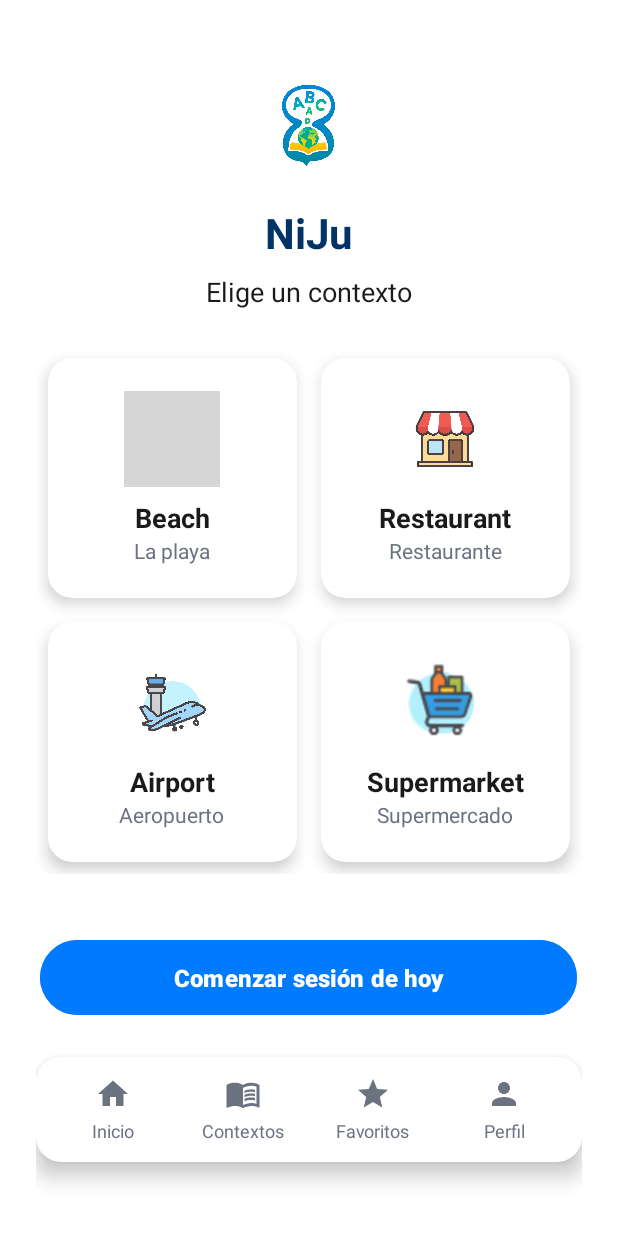
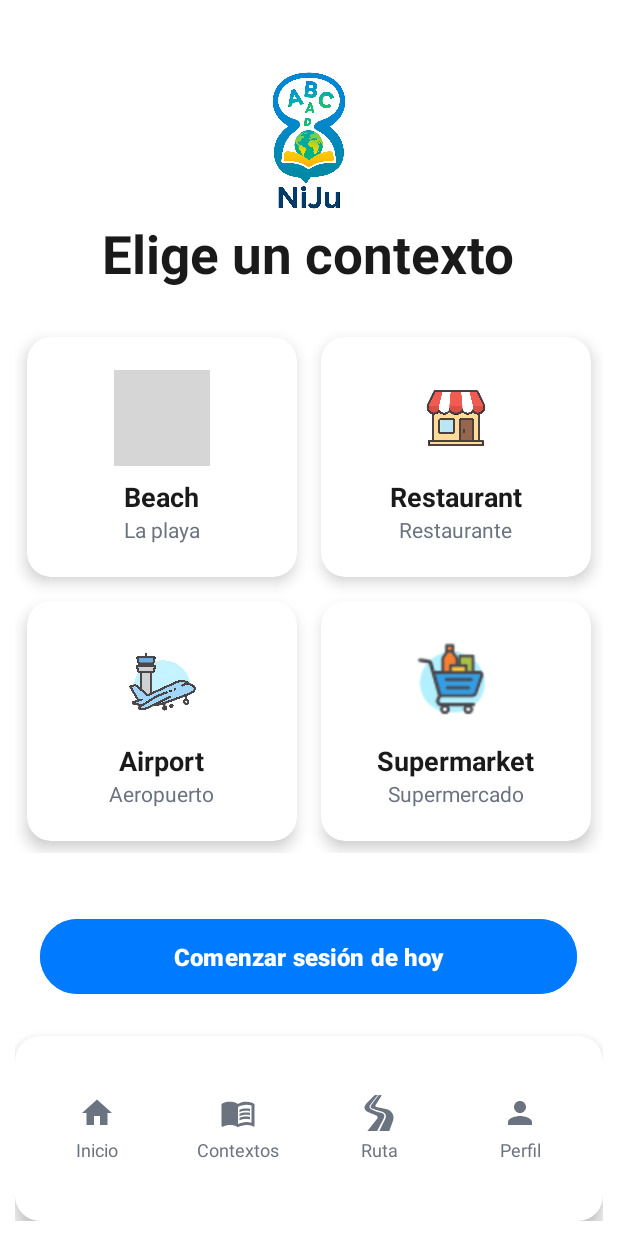
Before and after one commit to NicoCodeMaker/NiJu-Project, an Android app: the ContextsActivity screen opened directly, with no data from a screen before it, on a phone screen of 412 x 824 dp. Run offline under Robolectric (Android 15) with nearby library versions, the phone set to English and light mode, and no system bars; 7 statements that could not run were skipped; grey boxes are pictures that could not be loaded.

Commit message:
Modificaciones de activity_contexts.xml activity_home.xml activity_profile.xml ic_road.xml road_map

```diff
--- /dev/null
+++ b/app/src/main/res/drawable/ic_road.xml
@@ -0,0 +1,12 @@
+<vector xmlns:android="http://schemas.android.com/apk/res/android"
+    android:width="800dp"
+    android:height="800dp"
+    android:viewportWidth="512"
+    android:viewportHeight="512">
+  <path
+      android:pathData="M311.51,354.92l5.72,-11.03c1.82,-3.55 3.51,-7.03 5.1,-10.58c3.12,-7.08 5.67,-14.26 7.27,-21.36c3.27,-14.33 1.57,-27.48 -7.15,-37.21c-8.71,-9.93 -23.1,-16.59 -37.97,-21.24c-31.65,-9.11 -64.02,-19.25 -95.34,-31.14c-7.86,-2.98 -15.69,-6.09 -23.48,-9.39c-7.68,-3.23 -16,-7 -23.61,-12.1c-7.53,-5.09 -15.42,-11.87 -19.5,-22.26c-2.02,-5.11 -2.55,-10.89 -1.87,-16.15c0.69,-5.27 2.4,-10.06 4.53,-14.33c4.43,-8.75 9.86,-15.06 14.75,-21.83l15.23,-19.87l30.79,-39.32l52.42,-65.95L198.45,0c0,0 -91.03,83.71 -131.66,136.54c-35.32,45.91 -16.03,86.48 47.87,113.77c53.93,23.04 104.41,40.88 104.41,40.88c8.7,4.5 14.88,12.4 16.94,21.61c2.06,9.22 -0.22,18.81 -6.24,26.3L90.72,512h138.73l59.01,-112.87L311.51,354.92z"
+      android:fillColor="#6B7280"/>
+  <path
+      android:pathData="M444.97,261.02c-19.36,-32.39 -52.51,-55.24 -90.92,-62.67l-136.05,-28.68c-5.67,-1.09 -10.44,-4.69 -12.85,-9.69c-2.41,-4.99 -2.15,-10.79 0.68,-15.58l90.44,-141.6l-44.05,-1.26l-55.69,73.67l-29.75,39.96l-14.63,20.08c-4.71,6.76 -9.9,13.44 -12.76,19.68c-3.05,6.46 -3.81,12.62 -1.61,17.73c2.12,5.24 7.3,10.11 13.55,14.02c6.33,4.01 13.29,7.02 21,10.04c7.59,3 15.29,5.84 23.04,8.57c31.16,10.95 62.54,19.96 95,28.46c16.65,4.96 34.26,11.6 48.3,26.4c6.84,7.41 11.95,17.14 13.89,27.22c2,10.08 1.34,20.01 -0.41,29.19c-1.84,9.17 -4.71,17.79 -8.09,26c-1.71,4.08 -3.55,8.13 -5.43,12.02l-5.49,11.24l-21.98,44.8L261.28,512h140.63l53.19,-144.65C468.03,332.18 464.34,293.42 444.97,261.02z"
+      android:fillColor="#6B7280"/>
+</vector>
--- a/app/src/main/res/layout/activity_contexts.xml
+++ b/app/src/main/res/layout/activity_contexts.xml
@@ -7,40 +7,40 @@
     android:orientation="vertical"
     android:gravity="center_horizontal"
     android:background="#FFFFFF"
-    android:padding="24dp"
+    android:padding="10dp"
     tools:context=".ui.ContextsActivity">
 
     <!-- Logo superior -->
 
-    <ImageView
-        android:id="@+id/logoNiJu"
-        android:layout_width="83dp"
-        android:layout_height="72dp"
-        android:layout_marginTop="24dp"
-        android:layout_marginBottom="16dp"
-        android:contentDescription="@string/app_name"
-        android:src="@drawable/logo_sin" />
+    <!-- Título principal -->
 
-    <!-- Título principal -->
+    <!-- Subtítulo -->
+
+    <LinearLayout
+        android:layout_width="wrap_content"
+        android:layout_height="135dp"
+        android:orientation="vertical">
+
+        <ImageView
+            android:id="@+id/logoNiJu"
+            android:layout_width="109dp"
+            android:layout_height="119dp"
+            android:layout_marginTop="24dp"
+            android:layout_marginBottom="16dp"
+            android:contentDescription="@string/app_name"
+            android:src="@drawable/logo_niju" />
+    </LinearLayout>
+
+    <!-- Grid de contextos -->
     <TextView
         android:layout_width="wrap_content"
         android:layout_height="wrap_content"
-        android:text="NiJu"
-        android:textSize="28sp"
-        android:textStyle="bold"
-        android:textColor="#003366"
-        android:layout_marginBottom="8dp" />
+        android:layout_marginBottom="24dp"
+        android:text="Elige un contexto"
+        android:textColor="#1A1A1A"
+        android:textSize="35sp"
+        android:textStyle="bold" />
 
-    <!-- Subtítulo -->
-    <TextView
-        android:layout_width="wrap_content"
-        android:layout_height="wrap_content"
-        android:text="Elige un contexto"
-        android:textSize="18sp"
-        android:textColor="#1A1A1A"
-        android:layout_marginBottom="24dp" />
-
-    <!-- Grid de contextos -->
     <GridLayout
         android:id="@+id/gridContexts"
         android:layout_width="match_parent"
@@ -234,7 +234,7 @@
     <LinearLayout
         android:id="@+id/bottom_navigation"
         android:layout_width="match_parent"
-        android:layout_height="70dp"
+        android:layout_height="match_parent"
         android:layout_alignParentBottom="true"
         android:background="@drawable/rounded_bg"
         android:elevation="8dp"
@@ -251,7 +251,7 @@
             android:orientation="vertical">
 
             <ImageView
-                android:layout_width="24dp"
+                android:layout_width="wrap_content"
                 android:layout_height="24dp"
                 android:layout_marginBottom="4dp"
                 android:src="@drawable/ic_home_active" />
@@ -287,9 +287,9 @@
                 android:textSize="12sp" />
         </LinearLayout>
 
-        <!-- Favoritos -->
+        <!-- Ruta -->
         <LinearLayout
-            android:id="@+id/navFavorites"
+            android:id="@+id/navRuta"
             android:layout_width="0dp"
             android:layout_height="match_parent"
             android:layout_weight="1"
@@ -300,12 +300,12 @@
                 android:layout_width="24dp"
                 android:layout_height="24dp"
                 android:layout_marginBottom="4dp"
-                android:src="@drawable/ic_star" />
+                android:src="@drawable/ic_road" />
 
             <TextView
                 android:layout_width="wrap_content"
                 android:layout_height="wrap_content"
-                android:text="Favoritos"
+                android:text="Ruta"
                 android:textColor="#6B7280"
                 android:textSize="12sp" />
         </LinearLayout>
@@ -334,4 +334,9 @@
         </LinearLayout>
     </LinearLayout>
 
+    <LinearLayout
+        android:layout_width="match_parent"
+        android:layout_height="match_parent"
+        android:orientation="horizontal"></LinearLayout>
+
 </LinearLayout>
```
Also changed, not shown: app/src/main/res/layout/activity_home.xml (+11 -12 lines), app/src/main/res/layout/activity_profile.xml (+4 -4 lines), app/src/main/res/layout/road_map.xml (added, +11 -0 lines).
